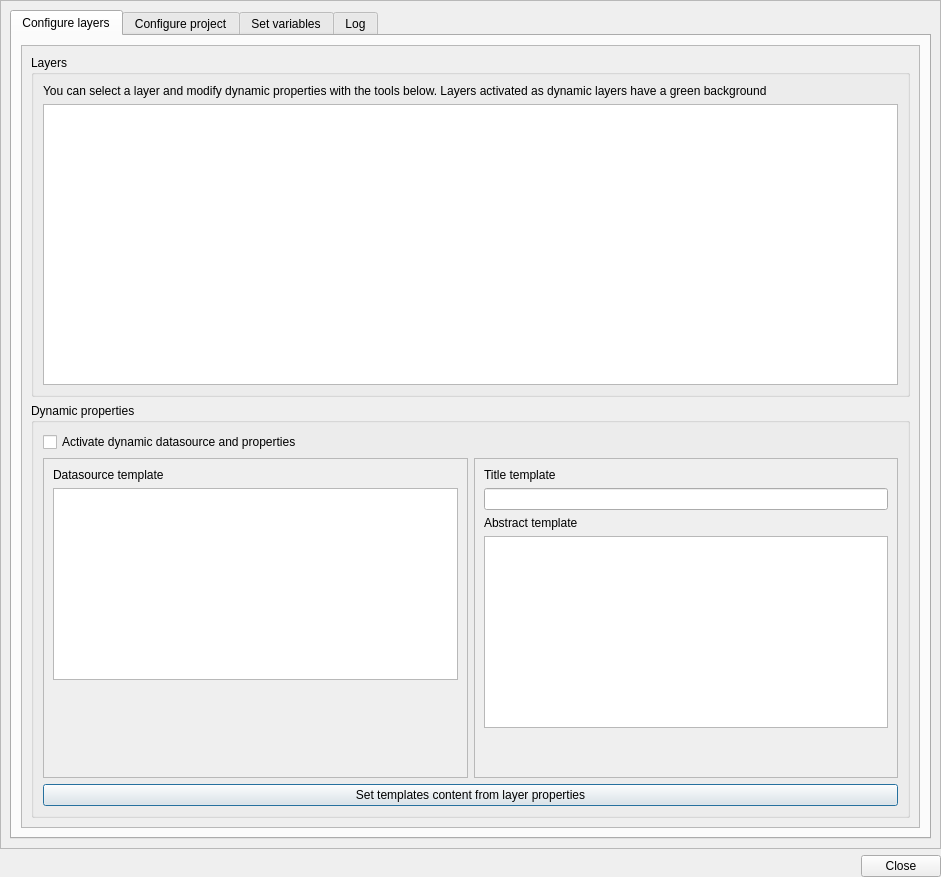
Before: the Qt Designer form dynamic_layers/dynamic_layers_dialog_base.ui in 3liz/QgisDynamicLayersPlugin, drawn with Qt 5.
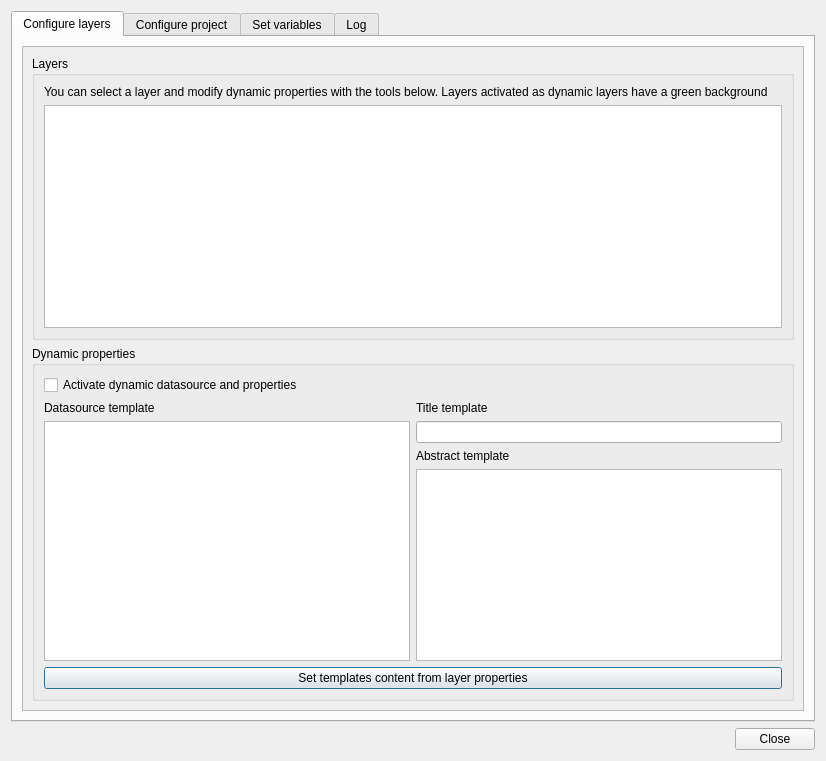
After: the same form once the commit is applied. Custom widgets are drawn as their Qt base class.

Commit message: Python - Simplify code, UI file, provide a display name for columns

```diff
--- a/dynamic_layers/dynamic_layers_dialog_base.ui
+++ b/dynamic_layers/dynamic_layers_dialog_base.ui
@@ -6,41 +6,14 @@
    <rect>
     <x>0</x>
     <y>0</y>
-    <width>941</width>
-    <height>877</height>
+    <width>826</width>
+    <height>761</height>
    </rect>
   </property>
   <property name="windowTitle">
    <string>Dynamic Layers</string>
   </property>
-  <layout class="QVBoxLayout" name="verticalLayout">
-   <property name="leftMargin">
-    <number>0</number>
-   </property>
-   <property name="topMargin">
-    <number>0</number>
-   </property>
-   <property name="rightMargin">
-    <number>0</number>
-   </property>
-   <property name="bottomMargin">
-    <number>0</number>
-   </property>
-   <item>
-    <widget class="QScrollArea" name="scrollArea">
-     <property name="widgetResizable">
-      <bool>true</bool>
-     </property>
-     <widget class="QWidget" name="scrollAreaWidgetContents">
-      <property name="geometry">
-       <rect>
-        <x>0</x>
-        <y>0</y>
-        <width>921</width>
-        <height>801</height>
-       </rect>
-      </property>
-      <layout class="QVBoxLayout" name="verticalLayout_2">
+  <layout class="QVBoxLayout" name="verticalLayout_10">
        <item>
         <widget class="QTabWidget" name="tabWidget_2">
          <property name="currentIndex">
@@ -61,8 +34,8 @@
                <rect>
                 <x>0</x>
                 <y>0</y>
-                <width>879</width>
-                <height>730</height>
+            <width>770</width>
+            <height>677</height>
                </rect>
               </property>
               <layout class="QVBoxLayout" name="verticalLayout_7">
@@ -121,22 +94,9 @@
                    </widget>
                   </item>
                   <item>
-                   <layout class="QHBoxLayout" name="horizontalLayout_2">
+               <layout class="QHBoxLayout" name="horizontalLayout_4">
                     <item>
-                     <widget class="QScrollArea" name="scrollArea_5">
-                      <property name="widgetResizable">
-                       <bool>true</bool>
-                      </property>
-                      <widget class="QWidget" name="scrollAreaWidgetContents_5">
-                       <property name="geometry">
-                        <rect>
-                         <x>0</x>
-                         <y>0</y>
-                         <width>412</width>
-                         <height>335</height>
-                        </rect>
-                       </property>
-                       <layout class="QVBoxLayout" name="verticalLayout_15">
+                 <layout class="QVBoxLayout" name="verticalLayout_2">
                         <item>
                          <widget class="QLabel" name="label">
                           <property name="text">
@@ -147,38 +107,10 @@
                         <item>
                          <widget class="QPlainTextEdit" name="dynamicDatasourceContent"/>
                         </item>
-                        <item>
-                         <spacer name="verticalSpacer_2">
-                          <property name="orientation">
-                           <enum>Qt::Vertical</enum>
-                          </property>
-                          <property name="sizeHint" stdset="0">
-                           <size>
-                            <width>20</width>
-                            <height>40</height>
-                           </size>
-                          </property>
-                         </spacer>
-                        </item>
-                       </layout>
-                      </widget>
-                     </widget>
+                 </layout>
                     </item>
                     <item>
-                     <widget class="QScrollArea" name="scrollArea_6">
-                      <property name="widgetResizable">
-                       <bool>true</bool>
-                      </property>
-                      <widget class="QWidget" name="scrollAreaWidgetContents_6">
-                       <property name="geometry">
-                        <rect>
-                         <x>0</x>
-                         <y>0</y>
-                         <width>411</width>
-                         <height>335</height>
-                        </rect>
-                       </property>
-                       <layout class="QVBoxLayout" name="verticalLayout_16">
+                 <layout class="QVBoxLayout" name="verticalLayout">
                         <item>
                          <widget class="QLabel" name="label_8">
                           <property name="text">
@@ -199,22 +131,7 @@
                         <item>
                          <widget class="QPlainTextEdit" name="abstractTemplate"/>
                         </item>
-                        <item>
-                         <spacer name="verticalSpacer">
-                          <property name="orientation">
-                           <enum>Qt::Vertical</enum>
-                          </property>
-                          <property name="sizeHint" stdset="0">
-                           <size>
-                            <width>20</width>
-                            <height>40</height>
-                           </size>
-                          </property>
-                         </spacer>
-                        </item>
-                       </layout>
-                      </widget>
-                     </widget>
+                 </layout>
                     </item>
                    </layout>
                   </item>
@@ -240,26 +157,12 @@
           </attribute>
           <layout class="QVBoxLayout" name="verticalLayout_11">
            <item>
-            <widget class="QScrollArea" name="scrollArea_4">
-             <property name="widgetResizable">
-              <bool>true</bool>
-             </property>
-             <widget class="QWidget" name="scrollAreaWidgetContents_4">
-              <property name="geometry">
-               <rect>
-                <x>0</x>
-                <y>0</y>
-                <width>879</width>
-                <height>730</height>
-               </rect>
-              </property>
-              <layout class="QVBoxLayout" name="verticalLayout_13">
-               <item>
-                <widget class="QGroupBox" name="groupBox">
-                 <property name="title">
-                  <string>Configure dynamic project properties</string>
-                 </property>
-                 <layout class="QVBoxLayout" name="verticalLayout_12">
+        <widget class="QLabel" name="label_10">
+         <property name="text">
+          <string>Set some properties from the project</string>
+         </property>
+        </widget>
+       </item>
                   <item>
                    <layout class="QFormLayout" name="formLayout">
                     <property name="fieldGrowthPolicy">
@@ -275,34 +178,34 @@
                     <item row="0" column="1">
                      <widget class="QLineEdit" name="inProjectTitle"/>
                     </item>
-                    <item row="1" column="0">
+         <item row="2" column="0">
                      <widget class="QLabel" name="projectDescriptionLabel">
                       <property name="text">
                        <string>Project description</string>
                       </property>
                      </widget>
                     </item>
-                    <item row="1" column="1">
+         <item row="2" column="1">
                      <widget class="QTextEdit" name="inProjectAbstract"/>
                     </item>
-                    <item row="2" column="0">
+         <item row="3" column="0">
                      <widget class="QLabel" name="label_4">
                       <property name="text">
                        <string>Extent layer</string>
                       </property>
                      </widget>
                     </item>
-                    <item row="2" column="1">
+         <item row="3" column="1">
                      <widget class="QgsMapLayerComboBox" name="inExtentLayer"/>
                     </item>
-                    <item row="3" column="0">
+         <item row="4" column="0">
                      <widget class="QLabel" name="label_6">
                       <property name="text">
                        <string>Extent margin</string>
                       </property>
                      </widget>
                     </item>
-                    <item row="3" column="1">
+         <item row="4" column="1">
                      <widget class="QSpinBox" name="inExtentMargin">
                       <property name="suffix">
                        <string>%</string>
@@ -315,6 +218,16 @@
                       </property>
                      </widget>
                     </item>
+         <item row="1" column="0">
+          <widget class="QLabel" name="label_5">
+           <property name="text">
+            <string>Project shortname</string>
+           </property>
+          </widget>
+         </item>
+         <item row="1" column="1">
+          <widget class="QLineEdit" name="inProjectShortName"/>
+         </item>
                    </layout>
                   </item>
                   <item>
@@ -326,34 +239,12 @@
                   </item>
                  </layout>
                 </widget>
-               </item>
-              </layout>
-             </widget>
-            </widget>
-           </item>
-          </layout>
-         </widget>
          <widget class="QWidget" name="tab">
           <attribute name="title">
            <string>Set variables</string>
           </attribute>
           <layout class="QVBoxLayout" name="verticalLayout_8">
            <item>
-            <widget class="QScrollArea" name="scrollArea_3">
-             <property name="widgetResizable">
-              <bool>true</bool>
-             </property>
-             <widget class="QWidget" name="scrollAreaWidgetContents_3">
-              <property name="geometry">
-               <rect>
-                <x>0</x>
-                <y>0</y>
-                <width>879</width>
-                <height>730</height>
-               </rect>
-              </property>
-              <layout class="QVBoxLayout" name="verticalLayout_10">
-               <item>
                 <widget class="QGroupBox" name="groupBox_4">
                  <property name="title">
                   <string>Set variables from a vector layer</string>
@@ -397,16 +288,6 @@
                    </layout>
                   </item>
                   <item>
-                   <widget class="QPushButton" name="btApplyFromLayer">
-                    <property name="text">
-                     <string>Apply on project</string>
-                    </property>
-                   </widget>
-                  </item>
-                 </layout>
-                </widget>
-               </item>
-               <item>
                 <widget class="QGroupBox" name="groupBox_3">
                  <property name="title">
                   <string>Set variables manually</string>
@@ -507,8 +388,14 @@
                  </layout>
                 </widget>
                </item>
-              </layout>
-             </widget>
+          <item>
+           <widget class="QPushButton" name="btApplyFromLayer">
+            <property name="text">
+             <string>Apply on project</string>
+            </property>
+           </widget>
+          </item>
+         </layout>
             </widget>
            </item>
           </layout>
@@ -532,10 +419,6 @@
          </widget>
         </widget>
        </item>
-      </layout>
-     </widget>
-    </widget>
-   </item>
    <item>
     <widget class="QDialogButtonBox" name="button_box">
      <property name="orientation">
```
Left out of the diff: 2 changed lines with no effect on the pictures. Lines whose indentation alone changed are shown as unchanged. The commit also changes 1 other file.
